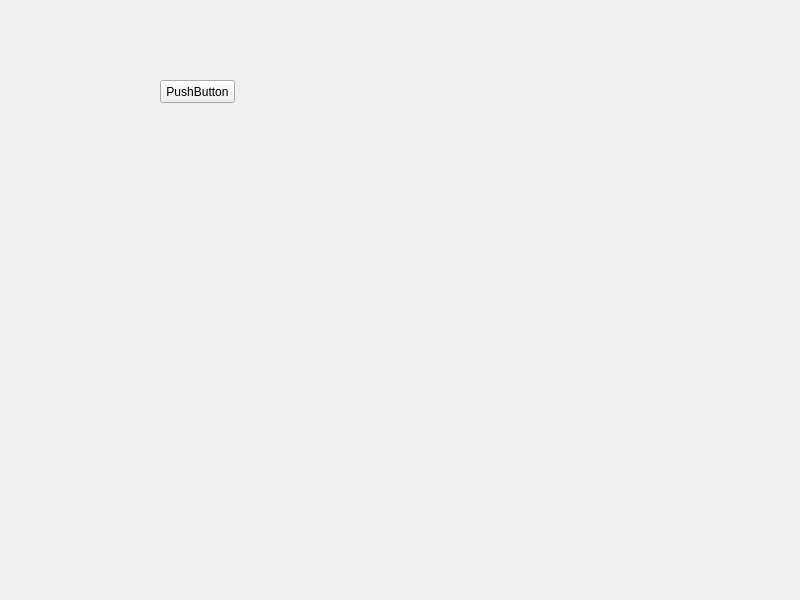
First picture: the form in mainui.ui, repository kim645631/MidTermUi, before the edit.
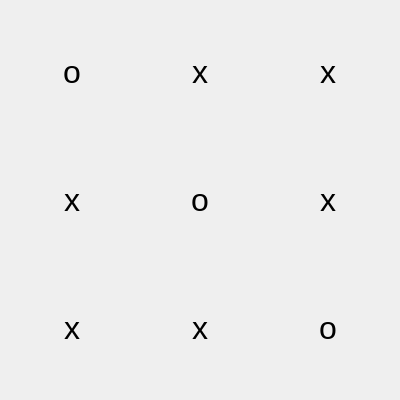
Second picture: the form after the edit.

Commit message: Create 3x3 grid UI with oxx, xox, xxo pattern

```diff
--- a/mainui.ui
+++ b/mainui.ui
@@ -6,26 +6,150 @@
    <rect>
     <x>0</x>
     <y>0</y>
-    <width>800</width>
-    <height>600</height>
+    <width>400</width>
+    <height>400</height>
    </rect>
   </property>
   <property name="windowTitle">
    <string>MainUi</string>
   </property>
-  <widget class="QPushButton" name="pushButton">
-   <property name="geometry">
-    <rect>
-     <x>160</x>
-     <y>80</y>
-     <width>75</width>
-     <height>23</height>
-    </rect>
-   </property>
-   <property name="text">
-    <string>PushButton</string>
-   </property>
-  </widget>
+  <layout class="QGridLayout" name="gridLayout">
+   <item row="0" column="0">
+    <widget class="QLabel" name="label_00">
+     <property name="text">
+      <string>o</string>
+     </property>
+     <property name="alignment">
+      <set>Qt::AlignCenter</set>
+     </property>
+     <property name="font">
+      <font>
+       <pointsize>24</pointsize>
+      </font>
+     </property>
+    </widget>
+   </item>
+   <item row="0" column="1">
+    <widget class="QLabel" name="label_01">
+     <property name="text">
+      <string>x</string>
+     </property>
+     <property name="alignment">
+      <set>Qt::AlignCenter</set>
+     </property>
+     <property name="font">
+      <font>
+       <pointsize>24</pointsize>
+      </font>
+     </property>
+    </widget>
+   </item>
+   <item row="0" column="2">
+    <widget class="QLabel" name="label_02">
+     <property name="text">
+      <string>x</string>
+     </property>
+     <property name="alignment">
+      <set>Qt::AlignCenter</set>
+     </property>
+     <property name="font">
+      <font>
+       <pointsize>24</pointsize>
+      </font>
+     </property>
+    </widget>
+   </item>
+   <item row="1" column="0">
+    <widget class="QLabel" name="label_10">
+     <property name="text">
+      <string>x</string>
+     </property>
+     <property name="alignment">
+      <set>Qt::AlignCenter</set>
+     </property>
+     <property name="font">
+      <font>
+       <pointsize>24</pointsize>
+      </font>
+     </property>
+    </widget>
+   </item>
+   <item row="1" column="1">
+    <widget class="QLabel" name="label_11">
+     <property name="text">
+      <string>o</string>
+     </property>
+     <property name="alignment">
+      <set>Qt::AlignCenter</set>
+     </property>
+     <property name="font">
+      <font>
+       <pointsize>24</pointsize>
+      </font>
+     </property>
+    </widget>
+   </item>
+   <item row="1" column="2">
+    <widget class="QLabel" name="label_12">
+     <property name="text">
+      <string>x</string>
+     </property>
+     <property name="alignment">
+      <set>Qt::AlignCenter</set>
+     </property>
+     <property name="font">
+      <font>
+       <pointsize>24</pointsize>
+      </font>
+     </property>
+    </widget>
+   </item>
+   <item row="2" column="0">
+    <widget class="QLabel" name="label_20">
+     <property name="text">
+      <string>x</string>
+     </property>
+     <property name="alignment">
+      <set>Qt::AlignCenter</set>
+     </property>
+     <property name="font">
+      <font>
+       <pointsize>24</pointsize>
+      </font>
+     </property>
+    </widget>
+   </item>
+   <item row="2" column="1">
+    <widget class="QLabel" name="label_21">
+     <property name="text">
+      <string>x</string>
+     </property>
+     <property name="alignment">
+      <set>Qt::AlignCenter</set>
+     </property>
+     <property name="font">
+      <font>
+       <pointsize>24</pointsize>
+      </font>
+     </property>
+    </widget>
+   </item>
+   <item row="2" column="2">
+    <widget class="QLabel" name="label_22">
+     <property name="text">
+      <string>o</string>
+     </property>
+     <property name="alignment">
+      <set>Qt::AlignCenter</set>
+     </property>
+     <property name="font">
+      <font>
+       <pointsize>24</pointsize>
+      </font>
+     </property>
+    </widget>
+   </item>
+  </layout>
  </widget>
  <resources/>
  <connections/>
```
